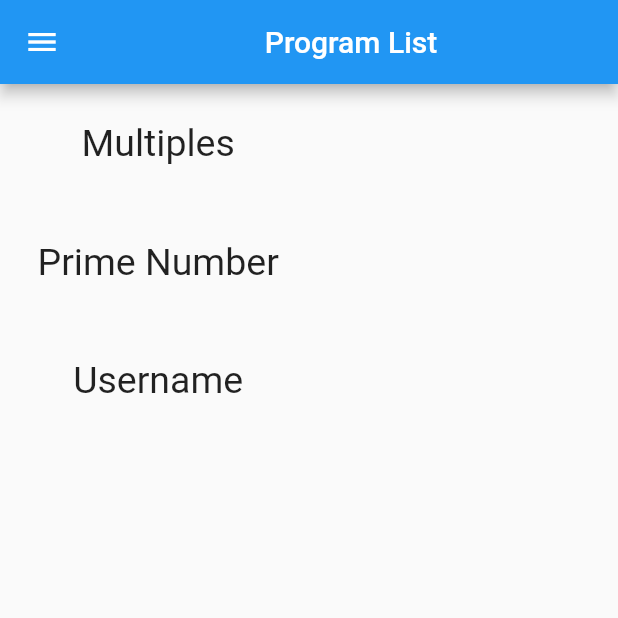
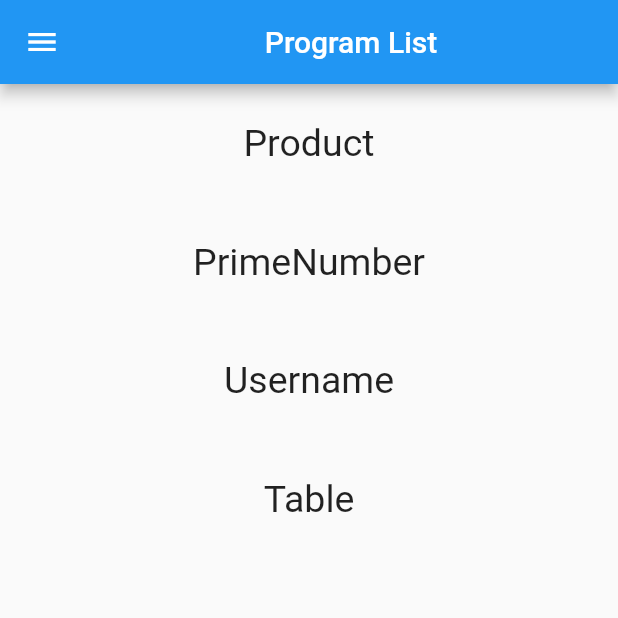
Before and after one commit to aditi1409-singh/flutter_dart_basics, a Flutter app: the screen it shows after launch, on a phone screen of 412 x 824 dp, the top half of it. Run offline on Flutter 3.47's test engine with Material 2 defaults, Android fonts, the phone set to English and light mode, and no system bars.

Commit message:
table Sreen Completed

```diff
--- a/lib/homeScreen.dart
+++ b/lib/homeScreen.dart
@@ -3,9 +3,12 @@ import 'package:flutter/material.dart';
 import 'package:flutter_dart_app/programs/multipleOfTwo.dart';
 import 'package:flutter_dart_app/programs/primeNumber.dart';
 import 'package:flutter_dart_app/programs/userName.dart';
+import 'package:flutter_dart_app/programs/table.dart';
 
 class HomeScreen extends StatelessWidget {
-  const HomeScreen({Key key}) : super(key: key);
+
+  List<String> programName = ['Product' , 'PrimeNumber' , 'Username' ,'Table'];
+  List<Widget> programScreen = [MultiplePage() , PrimeNumber() , UserName() , TableScreen()];
 
   @override
   Widget build(BuildContext context) {
@@ -20,15 +23,14 @@ class HomeScreen extends StatelessWidget {
         title: Center(
             child: Text('Program List')
         ),
-
       ),
-      body: Column(
-        children: [
-          InkWell(
+      body: ListView.builder(
+        itemCount: programScreen.length,
+        itemBuilder: (context, index) =>  InkWell(
               child: Padding(
                 padding: const EdgeInsets.all(25.0),
                 child: Text(
-                'Multiples',
+                  programName[index],
                   style: TextStyle(
                     fontSize: 25,
                   ),
@@ -36,40 +38,9 @@ class HomeScreen extends StatelessWidget {
                 ),
               ),
               onTap: () {
-              Navigator.of(context).push(MaterialPageRoute(builder: (context) => MultiplePage()));
+                Navigator.of(context).push(MaterialPageRoute(builder: (context) => programScreen[index]));
               },
             ),
-          InkWell(
-            child :Padding(
-              padding: const EdgeInsets.all(25.0),
-              child: Text(
-                'Prime Number',
-                style: TextStyle(
-                  fontSize: 25,
-                ),
-                textAlign: TextAlign.center,
-              ),
-            ),
-            onTap: () {
-              Navigator.of(context).push(MaterialPageRoute(builder: (context) => PrimeNumber()));
-            },
-          ),
-          InkWell(
-            child: Padding(
-              padding: const EdgeInsets.all(25.0),
-              child: Text(
-                  'Username',
-                style: TextStyle(
-                  fontSize: 25,
-                ),
-                textAlign: TextAlign.center,
-              ),
-            ),
-            onTap: () {
-              Navigator.of(context).push(MaterialPageRoute(builder: (context) => UserName()));
-            },
-          )
-        ],
       ),
     );
   }
```
Also changed, not shown: lib/programs/primeNumber.dart (+28 -11 lines), lib/programs/table.dart (added, +98 -0 lines). Lines whose indentation alone changed are shown as unchanged.
